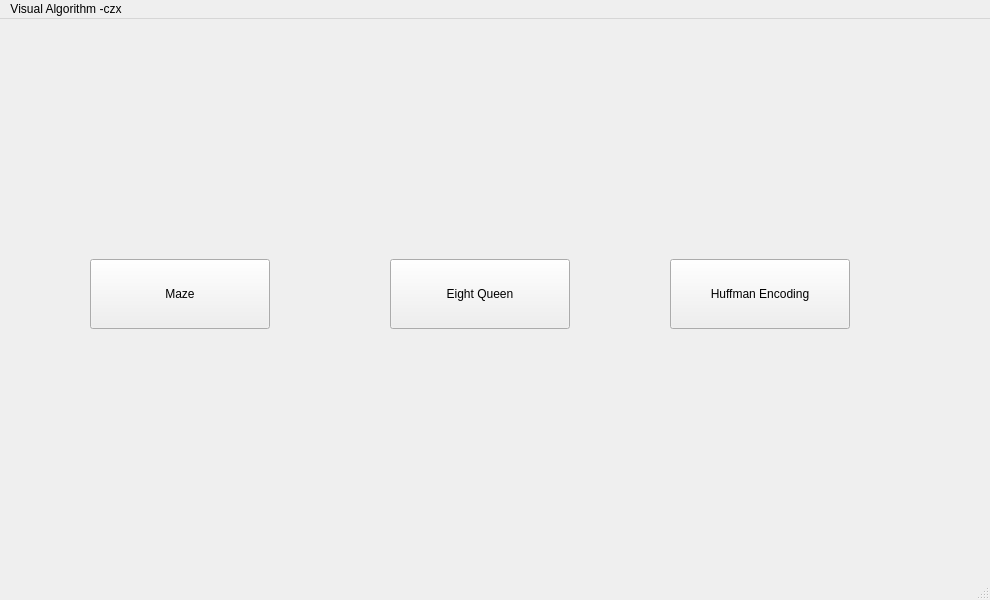
Above: mainwindow.ui from voidczx/GraduationDesign before the change. Below: the same form after it.
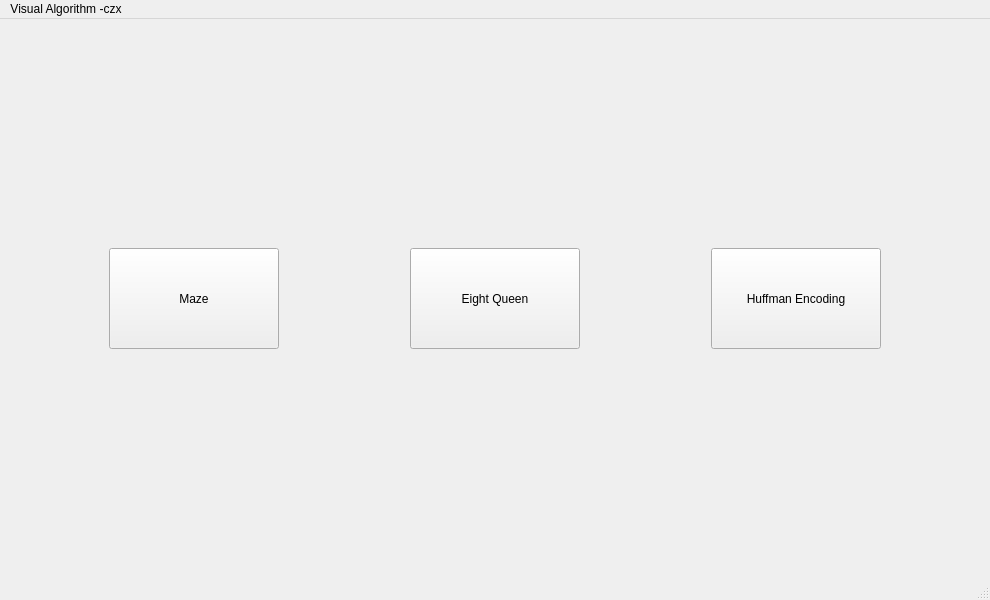
That is the form after the change.

Commit message: 主界面与 EightQueen 界面的自适应大小

Patch:
```diff
--- a/mainwindow.ui
+++ b/mainwindow.ui
@@ -14,45 +14,113 @@
    <string notr="true">Visual Algorithm -czx</string>
   </property>
   <widget class="QWidget" name="centralwidget">
+   <layout class="QGridLayout" name="gridLayout">
+    <item row="0" column="0">
+     <layout class="QVBoxLayout" name="verticalLayout">
+      <property name="leftMargin">
+       <number>100</number>
+      </property>
+      <property name="topMargin">
+       <number>220</number>
+      </property>
+      <property name="rightMargin">
+       <number>50</number>
+      </property>
+      <property name="bottomMargin">
+       <number>220</number>
+      </property>
+      <item>
    <widget class="QPushButton" name="Button_Maze">
-    <property name="geometry">
-     <rect>
-      <x>90</x>
-      <y>240</y>
-      <width>180</width>
-      <height>70</height>
-     </rect>
+        <property name="sizePolicy">
+         <sizepolicy hsizetype="Expanding" vsizetype="Preferred">
+          <horstretch>0</horstretch>
+          <verstretch>0</verstretch>
+         </sizepolicy>
+        </property>
+        <property name="maximumSize">
+         <size>
+          <width>350</width>
+          <height>200</height>
+         </size>
     </property>
     <property name="text">
      <string>Maze</string>
     </property>
    </widget>
+      </item>
+     </layout>
+    </item>
+    <item row="0" column="1">
+     <layout class="QVBoxLayout" name="verticalLayout_2">
+      <property name="leftMargin">
+       <number>75</number>
+      </property>
+      <property name="topMargin">
+       <number>220</number>
+      </property>
+      <property name="rightMargin">
+       <number>75</number>
+      </property>
+      <property name="bottomMargin">
+       <number>220</number>
+      </property>
+      <item>
    <widget class="QPushButton" name="Button_EightQueen">
-    <property name="geometry">
-     <rect>
-      <x>390</x>
-      <y>240</y>
-      <width>180</width>
-      <height>70</height>
-     </rect>
+        <property name="sizePolicy">
+         <sizepolicy hsizetype="Expanding" vsizetype="Preferred">
+          <horstretch>0</horstretch>
+          <verstretch>0</verstretch>
+         </sizepolicy>
+        </property>
+        <property name="maximumSize">
+         <size>
+          <width>350</width>
+          <height>200</height>
+         </size>
     </property>
     <property name="text">
      <string>Eight Queen</string>
     </property>
    </widget>
+      </item>
+     </layout>
+    </item>
+    <item row="0" column="2">
+     <layout class="QVBoxLayout" name="verticalLayout_3">
+      <property name="leftMargin">
+       <number>50</number>
+      </property>
+      <property name="topMargin">
+       <number>220</number>
+      </property>
+      <property name="rightMargin">
+       <number>100</number>
+      </property>
+      <property name="bottomMargin">
+       <number>220</number>
+      </property>
+      <item>
    <widget class="QPushButton" name="Button_Huffman">
-    <property name="geometry">
-     <rect>
-      <x>670</x>
-      <y>240</y>
-      <width>180</width>
-      <height>70</height>
-     </rect>
+        <property name="sizePolicy">
+         <sizepolicy hsizetype="Expanding" vsizetype="Preferred">
+          <horstretch>0</horstretch>
+          <verstretch>0</verstretch>
+         </sizepolicy>
+        </property>
+        <property name="maximumSize">
+         <size>
+          <width>350</width>
+          <height>200</height>
+         </size>
     </property>
     <property name="text">
      <string>Huffman Encoding</string>
     </property>
    </widget>
+      </item>
+     </layout>
+    </item>
+   </layout>
   </widget>
   <widget class="QMenuBar" name="menubar">
    <property name="geometry">
```
Lines whose indentation alone changed are shown as unchanged. The commit also changes 3 other files.
